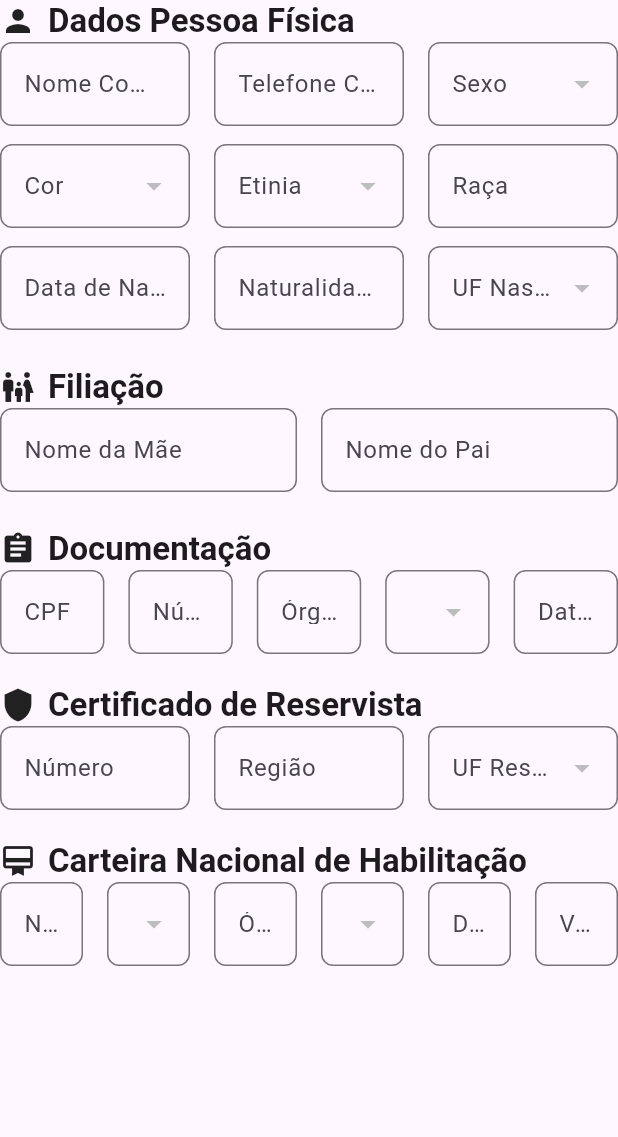
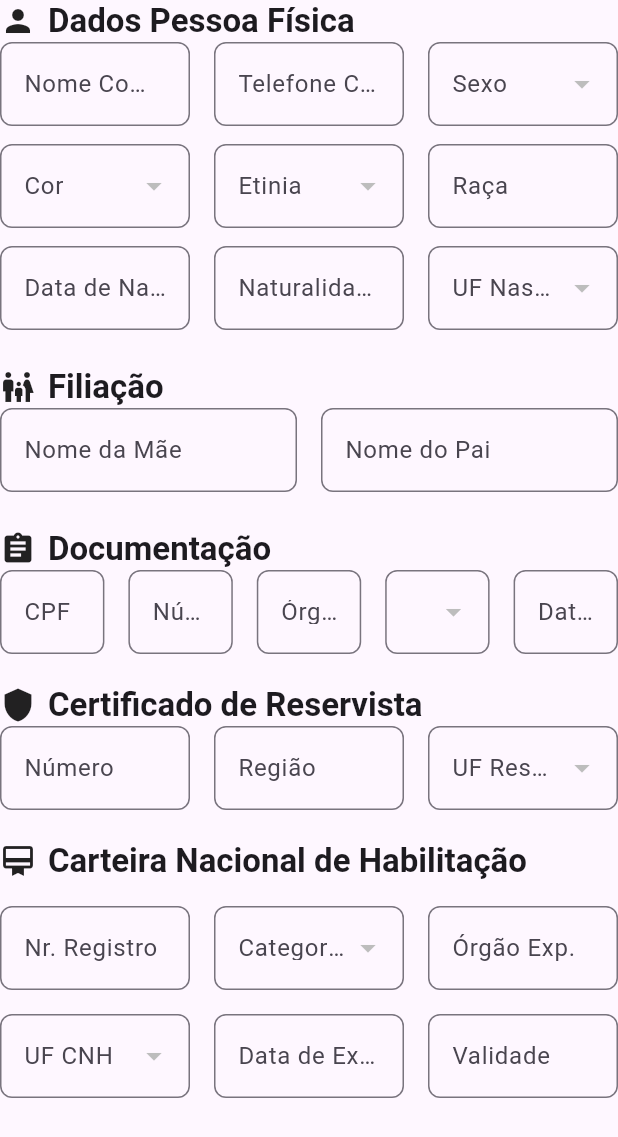
Before and after one commit to vitorag10/formul-rio, a Flutter app: the PessoaFisicaForm widget shown alone on an empty page, opened directly with empty values, on a phone screen of 412 x 824 dp. Shown: the top 1137 px of the screen. Run offline on Flutter 3.47's test engine with Material 3 defaults, Android fonts, the phone set to English and light mode, and no system bars.

Commit message:
Modifiquei o campo "Carteira Nacional de Habilitação", pois todos os 6 campos estavam na mesma linha, agora tem 3 em cada linha

```diff
--- a/lib/page/operador.dart
+++ b/lib/page/operador.dart
@@ -435,18 +435,25 @@ class _PessoaFisicaFormState extends State<PessoaFisicaForm> {
             ),
           ],
         ),
+        Column(
+          children: [
             SizedBox(height: 20),
             Row(
               children: [
                 Icon(Icons.card_membership, size: 24),
                 SizedBox(width: 8),
-            Text('Carteira Nacional de Habilitação', style: Theme.of(context).textTheme.titleLarge?.copyWith(fontWeight: FontWeight.bold)),
+                Expanded(
+                  child: Text(
+                    'Carteira Nacional de Habilitação',
+                    style: Theme.of(context).textTheme.titleLarge?.copyWith(fontWeight: FontWeight.bold),
+                  ),
+                ),
               ],
             ),
+            SizedBox(height: 16), // Espaço entre a linha do título e os campos
             Row(
-          mainAxisAlignment: MainAxisAlignment.center,
               children: [
-            Expanded(child: CustomTextField(label: 'Nr.Registro')),
+                Expanded(child: CustomTextField(label: 'Nr. Registro')),
                 SizedBox(width: 16),
                 Expanded(
                   child: CustomDropdownField(
@@ -462,8 +469,11 @@ class _PessoaFisicaFormState extends State<PessoaFisicaForm> {
                 ),
                 SizedBox(width: 16),
                 Expanded(child: CustomTextField(label: 'Órgão Exp.')),
-
-            SizedBox(width: 16),
+              ],
+            ),
+            SizedBox(height: 16), // Espaço entre a linha de campos e a linha abaixo
+            Row(
+              children: [
                 Expanded(
                   child: CustomDropdownField(
                     label: 'UF CNH',
@@ -478,14 +488,22 @@ class _PessoaFisicaFormState extends State<PessoaFisicaForm> {
                 ),
                 SizedBox(width: 16),
                 Expanded(
-              child: CustomTextField(label: 'Data de Expedição', controller: widget.expedicaoController),
+                  child: CustomTextField(
+                    label: 'Data de Expedição',
+                    controller: widget.expedicaoController,
+                  ),
                 ),
                 SizedBox(width: 16),
                 Expanded(
-              child: CustomTextField(label: 'Validade', controller: widget.validadeController),
+                  child: CustomTextField(
+                    label: 'Validade',
+                    controller: widget.validadeController,
+                  ),
                 ),
               ],
             ),
+          ],
+        )
       ],
     );
   }
```
Lines whose indentation alone changed are shown as unchanged.
